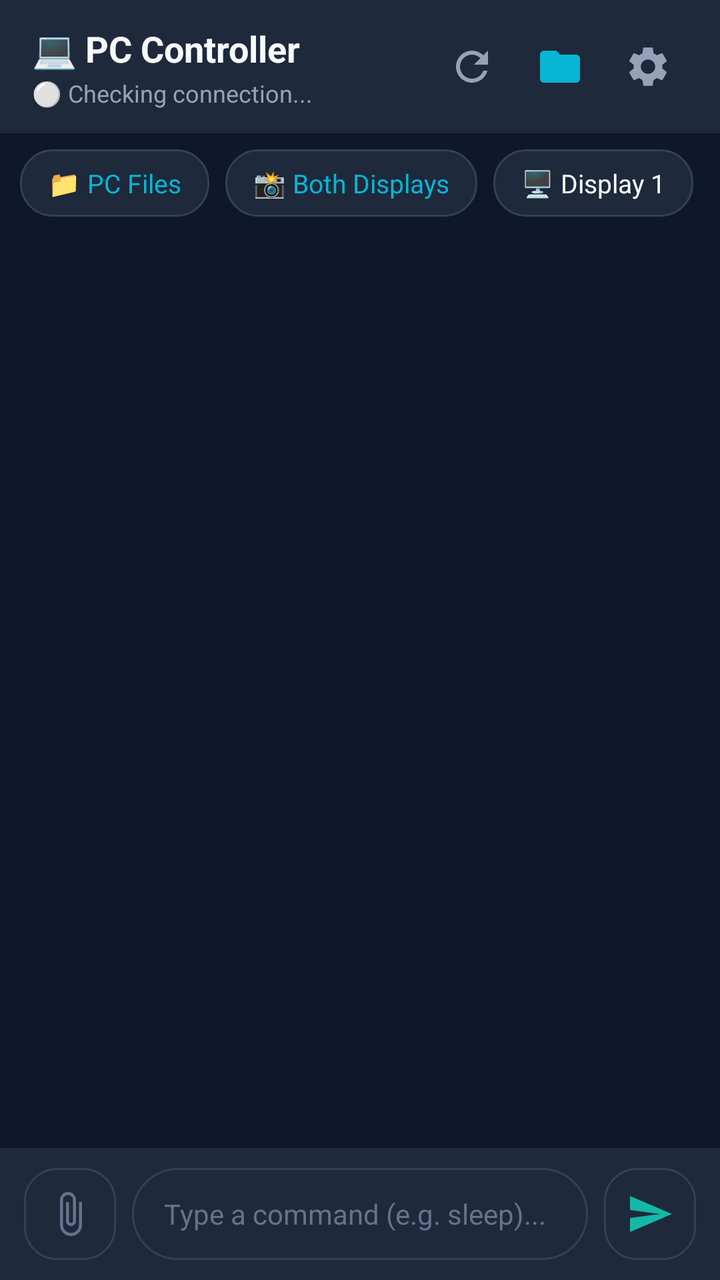
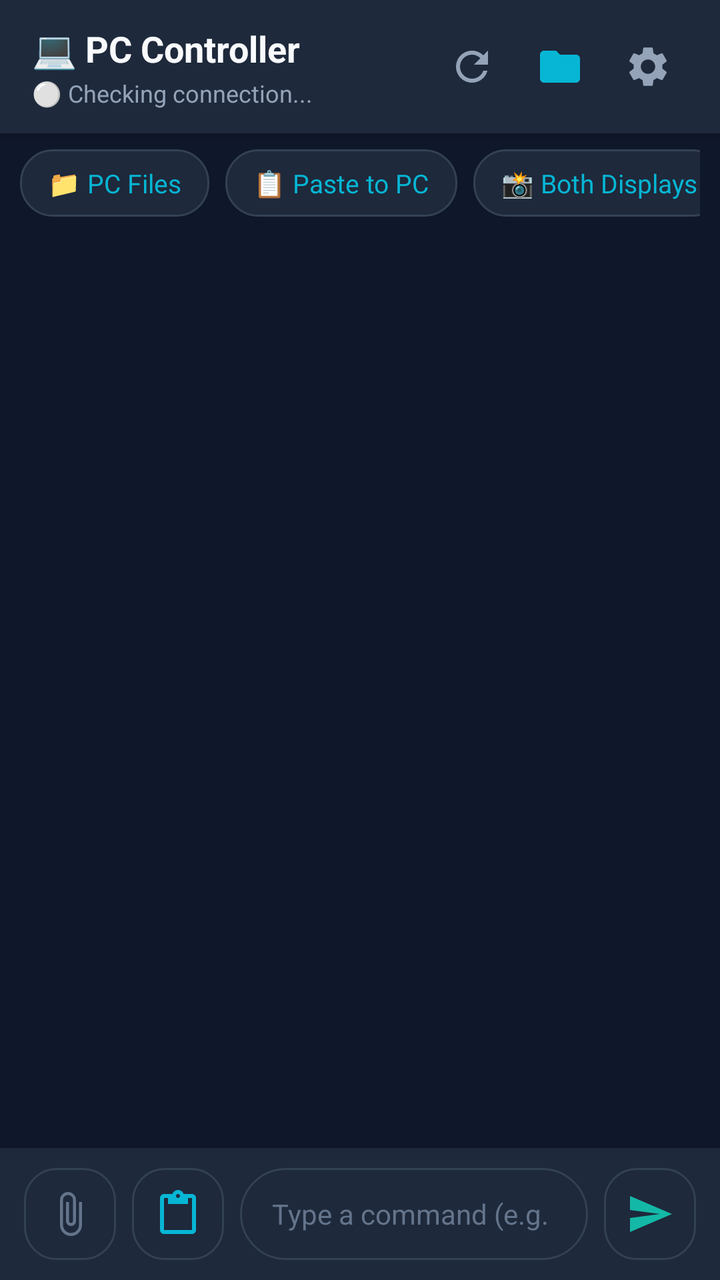

Two renders of the same Android screen: before a commit and after it. Below are the layout's source before the change and the commit's diff.
<!-- AndroidManifest.xml: application theme Theme.PCRemote -->
<!-- res/layout/activity_main.xml -->
<?xml version="1.0" encoding="utf-8"?>
<androidx.constraintlayout.widget.ConstraintLayout xmlns:android="http://schemas.android.com/apk/res/android"
    xmlns:app="http://schemas.android.com/apk/res-auto"
    android:layout_width="match_parent"
    android:layout_height="match_parent"
    android:background="@color/bg_dark">

    
    <LinearLayout
        android:id="@+id/headerLayout"
        android:layout_width="match_parent"
        android:layout_height="wrap_content"
        android:background="@color/surface_dark"
        android:elevation="4dp"
        android:gravity="center_vertical"
        android:orientation="horizontal"
        android:paddingStart="16dp"
        android:paddingTop="12dp"
        android:paddingEnd="16dp"
        android:paddingBottom="12dp"
        app:layout_constraintTop_toTopOf="parent">

        <LinearLayout
            android:layout_width="0dp"
            android:layout_height="wrap_content"
            android:layout_weight="1"
            android:orientation="vertical">

            <TextView
                android:layout_width="wrap_content"
                android:layout_height="wrap_content"
                android:text="💻 PC Controller"
                android:textColor="@color/text_primary"
                android:textSize="18sp"
                android:textStyle="bold" />

            <TextView
                android:id="@+id/tvConnectionStatus"
                android:layout_width="wrap_content"
                android:layout_height="wrap_content"
                android:layout_marginTop="2dp"
                android:text="⚪ Checking connection..."
                android:textColor="@color/text_secondary"
                android:textSize="12sp" />
        </LinearLayout>

        <ImageButton
            android:id="@+id/btnRefresh"
            android:layout_width="40dp"
            android:layout_height="40dp"
            android:background="?attr/selectableItemBackgroundBorderless"
            android:contentDescription="Refresh"
            android:padding="8dp"
            android:src="@drawable/ic_refresh"
            app:tint="@color/text_secondary" />

        <ImageButton
            android:id="@+id/btnBrowseFiles"
            android:layout_width="40dp"
            android:layout_height="40dp"
            android:layout_marginStart="4dp"
            android:background="?attr/selectableItemBackgroundBorderless"
            android:contentDescription="Browse PC Files"
            android:padding="8dp"
            android:src="@drawable/ic_folder"
            app:tint="@color/accent" />

        <ImageButton
            android:id="@+id/btnSettings"
            android:layout_width="40dp"
            android:layout_height="40dp"
            android:layout_marginStart="4dp"
            android:background="?attr/selectableItemBackgroundBorderless"
            android:contentDescription="Settings"
            android:padding="8dp"
            android:src="@drawable/ic_settings"
            app:tint="@color/text_secondary" />

    </LinearLayout>

    
    <HorizontalScrollView
        android:id="@+id/quickActionsScroll"
        android:layout_width="match_parent"
        android:layout_height="wrap_content"
        android:background="@color/bg_dark"
        android:paddingStart="10dp"
        android:paddingTop="8dp"
        android:paddingEnd="10dp"
        android:paddingBottom="8dp"
        android:scrollbars="none"
        app:layout_constraintTop_toBottomOf="@id/headerLayout">

        <LinearLayout
            android:id="@+id/quickActionsLayout"
            android:layout_width="wrap_content"
            android:layout_height="wrap_content"
            android:gravity="center_vertical"
            android:orientation="horizontal">

            <TextView
                android:id="@+id/chipBrowseFiles"
                android:layout_width="wrap_content"
                android:layout_height="wrap_content"
                android:layout_marginEnd="8dp"
                android:background="@drawable/bg_chip"
                android:clickable="true"
                android:focusable="true"
                android:text="📁 PC Files"
                android:textColor="@color/accent"
                android:textSize="13sp" />

            <TextView
                android:id="@+id/chipScreenshotAll"
                android:layout_width="wrap_content"
                android:layout_height="wrap_content"
                android:layout_marginEnd="8dp"
                android:background="@drawable/bg_chip"
                android:clickable="true"
                android:focusable="true"
                android:text="📸 Both Displays"
                android:textColor="@color/accent"
                android:textSize="13sp" />

            <TextView
                android:id="@+id/chipScreenshot1"
                android:layout_width="wrap_content"
                android:layout_height="wrap_content"
                android:layout_marginEnd="8dp"
                android:background="@drawable/bg_chip"
                android:clickable="true"
                android:focusable="true"
                android:text="🖥️ Display 1"
                android:textColor="@color/text_primary"
                android:textSize="13sp" />

            <TextView
                android:id="@+id/chipScreenshot2"
                android:layout_width="wrap_content"
                android:layout_height="wrap_content"
                android:layout_marginEnd="8dp"
                android:background="@drawable/bg_chip"
                android:clickable="true"
                android:focusable="true"
                android:text="🖥️ Display 2"
                android:textColor="@color/text_primary"
                android:textSize="13sp" />

            <TextView
                android:id="@+id/chipMessi"
                android:layout_width="wrap_content"
                android:layout_height="wrap_content"
                android:layout_marginEnd="8dp"
                android:background="@drawable/bg_chip"
                android:clickable="true"
                android:focusable="true"
                android:text="🐐 Messi"
                android:textColor="@color/accent"
                android:textSize="13sp" />

            <TextView
                android:id="@+id/chipRain"
                android:layout_width="wrap_content"
                android:layout_height="wrap_content"
                android:layout_marginEnd="8dp"
                android:background="@drawable/bg_chip"
                android:clickable="true"
                android:focusable="true"
                android:text="🌧️ Rain 15m"
                android:textColor="@color/text_primary"
                android:textSize="13sp" />

            <TextView
                android:id="@+id/chipRainMin"
                android:layout_width="wrap_content"
                android:layout_height="wrap_content"
                android:layout_marginEnd="8dp"
                android:background="@drawable/bg_chip"
                android:clickable="true"
                android:focusable="true"
                android:text="🖥️ Rain Min"
                android:textColor="@color/text_primary"
                android:textSize="13sp" />

            <TextView
                android:id="@+id/chipSoundSlider"
                android:layout_width="wrap_content"
                android:layout_height="wrap_content"
                android:layout_marginEnd="8dp"
                android:background="@drawable/bg_chip"
                android:clickable="true"
                android:focusable="true"
                android:text="🎚️ Volume Slider"
                android:textColor="@color/accent"
                android:textSize="13sp" />

            <TextView
                android:id="@+id/chipVol15"
                android:layout_width="wrap_content"
                android:layout_height="wrap_content"
                android:layout_marginEnd="8dp"
                android:background="@drawable/bg_chip"
                android:clickable="true"
                android:focusable="true"
                android:text="🔊 15%"
                android:textColor="@color/text_primary"
                android:textSize="13sp" />

            <TextView
                android:id="@+id/chipVol25"
                android:layout_width="wrap_content"
                android:layout_height="wrap_content"
                android:layout_marginEnd="8dp"
                android:background="@drawable/bg_chip"
                android:clickable="true"
                android:focusable="true"
                android:text="🔊 25%"
                android:textColor="@color/text_primary"
                android:textSize="13sp" />

            <TextView
                android:id="@+id/chipVol40"
                android:layout_width="wrap_content"
                android:layout_height="wrap_content"
                android:layout_marginEnd="8dp"
                android:background="@drawable/bg_chip"
                android:clickable="true"
                android:focusable="true"
                android:text="🔊 40%"
                android:textColor="@color/text_primary"
                android:textSize="13sp" />

            <TextView
                android:id="@+id/chipMute"
                android:layout_width="wrap_content"
                android:layout_height="wrap_content"
                android:layout_marginEnd="8dp"
                android:background="@drawable/bg_chip"
                android:clickable="true"
                android:focusable="true"
                android:text="🔇 Mute"
                android:textColor="@color/text_primary"
                android:textSize="13sp" />

            <TextView
                android:id="@+id/chipSleep"
                android:layout_width="wrap_content"
                android:layout_height="wrap_content"
                android:layout_marginEnd="8dp"
                android:background="@drawable/bg_chip"
                android:clickable="true"
                android:focusable="true"
                android:text="💤 Sleep"
                android:textColor="@color/text_primary"
                android:textSize="13sp" />

            <TextView
                android:id="@+id/chipLock"
                android:layout_width="wrap_content"
                android:layout_height="wrap_content"
                android:layout_marginEnd="8dp"
                android:background="@drawable/bg_chip"
                android:clickable="true"
                android:focusable="true"
                android:text="🔒 Lock"
                android:textColor="@color/text_primary"
                android:textSize="13sp" />

            <TextView
                android:id="@+id/chipStatus"
                android:layout_width="wrap_content"
                android:layout_height="wrap_content"
                android:layout_marginEnd="8dp"
                android:background="@drawable/bg_chip"
                android:clickable="true"
                android:focusable="true"
                android:text="ℹ️ Status"
                android:textColor="@color/text_primary"
                android:textSize="13sp" />

            <TextView
                android:id="@+id/chipCancel"
                android:layout_width="wrap_content"
                android:layout_height="wrap_content"
                android:layout_marginEnd="8dp"
                android:background="@drawable/bg_chip"
                android:clickable="true"
                android:focusable="true"
                android:text="🛑 Stop"
                android:textColor="@color/text_primary"
                android:textSize="13sp" />

            <TextView
                android:id="@+id/chipRestart"
                android:layout_width="wrap_content"
                android:layout_height="wrap_content"
                android:layout_marginEnd="8dp"
                android:background="@drawable/bg_chip"
                android:clickable="true"
                android:focusable="true"
                android:text="🔄 Restart"
                android:textColor="@color/text_primary"
                android:textSize="13sp" />

            <TextView
                android:id="@+id/chipShutdown"
                android:layout_width="wrap_content"
                android:layout_height="wrap_content"
                android:background="@drawable/bg_chip"
                android:clickable="true"
                android:focusable="true"
                android:text="⚠️ Shutdown"
                android:textColor="#F87171"
                android:textSize="13sp" />

        </LinearLayout>
    </HorizontalScrollView>

    
    <androidx.recyclerview.widget.RecyclerView
        android:id="@+id/rvMessages"
        android:layout_width="match_parent"
        android:layout_height="0dp"
        android:clipToPadding="false"
        android:paddingTop="8dp"
        android:paddingBottom="8dp"
        app:layout_constraintBottom_toTopOf="@id/bottomInputLayout"
        app:layout_constraintTop_toBottomOf="@id/quickActionsScroll" />

    
    <LinearLayout
        android:id="@+id/bottomInputLayout"
        android:layout_width="match_parent"
        android:layout_height="wrap_content"
        android:background="@color/surface_dark"
        android:elevation="8dp"
        android:gravity="center_vertical"
        android:orientation="horizontal"
        android:paddingStart="12dp"
        android:paddingTop="10dp"
        android:paddingEnd="12dp"
        android:paddingBottom="10dp"
        app:layout_constraintBottom_toBottomOf="parent">

        <ImageButton
            android:id="@+id/btnAttach"
            android:layout_width="46dp"
            android:layout_height="46dp"
            android:layout_marginEnd="8dp"
            android:background="@drawable/bg_chip"
            android:contentDescription="Attach File"
            android:padding="11dp"
            android:src="@drawable/ic_attach"
            app:tint="@color/text_muted" />

        <EditText
            android:id="@+id/etCommand"
            android:layout_width="0dp"
            android:layout_height="46dp"
            android:layout_weight="1"
            android:background="@drawable/bg_input"
            android:hint="@string/type_a_command"
            android:imeOptions="actionSend"
            android:inputType="text"
            android:paddingStart="16dp"
            android:paddingEnd="16dp"
            android:textColor="@color/text_primary"
            android:textColorHint="@color/text_muted"
            android:textSize="14sp" />

        <ImageButton
            android:id="@+id/btnSend"
            android:layout_width="46dp"
            android:layout_height="46dp"
            android:layout_marginStart="8dp"
            android:background="@drawable/bg_chip"
            android:contentDescription="Send"
            android:padding="11dp"
            android:src="@drawable/ic_send"
            app:tint="@color/primary_light" />

    </LinearLayout>

</androidx.constraintlayout.widget.ConstraintLayout>
<!-- resources referenced by this layout -->
<resources>
  <color name="accent">#06B6D4</color>
  <color name="bg_dark">#0F172A</color>
  <color name="primary_light">#14B8A6</color>
  <color name="surface_dark">#1E293B</color>
  <color name="text_muted">#64748B</color>
  <color name="text_primary">#F8FAFC</color>
  <color name="text_secondary">#94A3B8</color>
  <!-- drawable bg_chip (drawable) -->
  <?xml version="1.0" encoding="utf-8"?>
  <ripple xmlns:android="http://schemas.android.com/apk/res/android"
      android:color="@color/primary_light">
      <item>
          <shape>
              <solid android:color="@color/surface_dark" />
              <stroke android:width="1dp" android:color="@color/surface_variant" />
              <corners android:radius="16dp" />
              <padding
                  android:left="14dp"
                  android:top="8dp"
                  android:right="14dp"
                  android:bottom="8dp" />
          </shape>
      </item>
  </ripple>
  <!-- drawable bg_input (drawable) -->
  <?xml version="1.0" encoding="utf-8"?>
  <shape xmlns:android="http://schemas.android.com/apk/res/android">
      <solid android:color="@color/surface_dark" />
      <stroke android:width="1dp" android:color="@color/surface_variant" />
      <corners android:radius="24dp" />
  </shape>
  <!-- drawable ic_attach (drawable) -->
  <vector xmlns:android="http://schemas.android.com/apk/res/android"
      android:width="24dp"
      android:height="24dp"
      android:viewportWidth="24"
      android:viewportHeight="24">
    <path
        android:fillColor="#FFFFFFFF"
        android:pathData="M16.5,6v11.5c0,2.21 -1.79,4 -4,4s-4,-1.79 -4,-4V5c0,-1.38 1.12,-2.5 2.5,-2.5s2.5,1.12 2.5,2.5v10.5c0,0.55 -0.45,1 -1,1s-1,-0.45 -1,-1V6H10v9.5c0,1.38 1.12,2.5 2.5,2.5s2.5,-1.12 2.5,-2.5V5c0,-2.21 -1.79,-4 -4,-4S7,2.79 7,5v12.5c0,3.04 2.46,5.5 5.5,5.5s5.5,-2.46 5.5,-5.5V6h-1.5z"/>
  </vector>
  <!-- drawable ic_folder (drawable) -->
  <vector xmlns:android="http://schemas.android.com/apk/res/android"
      android:width="24dp"
      android:height="24dp"
      android:viewportWidth="24"
      android:viewportHeight="24">
    <path
        android:fillColor="#FFFFFFFF"
        android:pathData="M10,4H4c-1.1,0 -1.99,0.9 -1.99,2L2,18c0,1.1 0.9,2 2,2h16c1.1,0 2,-0.9 2,-2V8c0,-1.1 -0.9,-2 -2,-2h-8l-2,-2z"/>
  </vector>
  <!-- drawable ic_refresh (drawable) -->
  <vector xmlns:android="http://schemas.android.com/apk/res/android"
      android:width="24dp"
      android:height="24dp"
      android:viewportWidth="24"
      android:viewportHeight="24">
    <path
        android:fillColor="@color/text_primary"
        android:pathData="M17.65,6.35C16.2,4.9 14.21,4 12,4c-4.42,0 -7.99,3.58 -7.99,8s3.57,8 7.99,8c3.73,0 6.84,-2.55 7.73,-6h-2.08c-0.82,2.33 -3.04,4 -5.65,4 -3.31,0 -6,-2.69 -6,-6s2.69,-6 6,-6c1.66,0 3.14,0.69 4.22,1.78L13,11h7V4l-2.35,2.35z"/>
  </vector>
  <!-- drawable ic_send (drawable) -->
  <vector xmlns:android="http://schemas.android.com/apk/res/android"
      android:width="24dp"
      android:height="24dp"
      android:viewportWidth="24"
      android:viewportHeight="24">
    <path
        android:fillColor="@color/text_primary"
        android:pathData="M2.01,21L23,12 2.01,3 2,10l15,2 -15,2z"/>
  </vector>
  <string name="type_a_command">Type a command (e.g. sleep)...</string>
  <color name="surface_variant">#334155</color>
  <color name="primary">#0D9488</color>
  <color name="primary_dark">#0F766E</color>
  <!-- unchanged entries left out for length: 2 -->
</resources>

<!-- the commit's change to res/layout/activity_main.xml (unified diff, before → after) -->
@@ -111,6 +111,18 @@
                 android:textSize="13sp" />
 
             <TextView
+                android:id="@+id/chipClipboard"
+                android:layout_width="wrap_content"
+                android:layout_height="wrap_content"
+                android:layout_marginEnd="8dp"
+                android:background="@drawable/bg_chip"
+                android:clickable="true"
+                android:focusable="true"
+                android:text="📋 Paste to PC"
+                android:textColor="@color/accent"
+                android:textSize="13sp" />
+
+            <TextView
                 android:id="@+id/chipScreenshotAll"
                 android:layout_width="wrap_content"
                 android:layout_height="wrap_content"
@@ -353,6 +365,17 @@
             android:src="@drawable/ic_attach"
             app:tint="@color/text_muted" />
 
+        <ImageButton
+            android:id="@+id/btnClipboard"
+            android:layout_width="46dp"
+            android:layout_height="46dp"
+            android:layout_marginEnd="8dp"
+            android:background="@drawable/bg_chip"
+            android:contentDescription="Paste to PC Clipboard"
+            android:padding="11dp"
+            android:src="@drawable/ic_clipboard"
+            app:tint="@color/accent" />
+
         <EditText
             android:id="@+id/etCommand"
             android:layout_width="0dp"
<!-- resource entries referenced after the edit -->
@@ -41,6 +41,16 @@
         android:fillColor="#FFFFFFFF"
         android:pathData="M16.5,6v11.5c0,2.21 -1.79,4 -4,4s-4,-1.79 -4,-4V5c0,-1.38 1.12,-2.5 2.5,-2.5s2.5,1.12 2.5,2.5v10.5c0,0.55 -0.45,1 -1,1s-1,-0.45 -1,-1V6H10v9.5c0,1.38 1.12,2.5 2.5,2.5s2.5,-1.12 2.5,-2.5V5c0,-2.21 -1.79,-4 -4,-4S7,2.79 7,5v12.5c0,3.04 2.46,5.5 5.5,5.5s5.5,-2.46 5.5,-5.5V6h-1.5z"/>
   </vector>
+  <!-- drawable ic_clipboard (drawable) -->
+  <vector xmlns:android="http://schemas.android.com/apk/res/android"
+      android:width="24dp"
+      android:height="24dp"
+      android:viewportWidth="24"
+      android:viewportHeight="24">
+    <path
+        android:fillColor="#FFFFFFFF"
+        android:pathData="M19,2h-4.18C14.4,0.84 13.3,0 12,0c-1.3,0 -2.4,0.84 -2.82,2H5C3.9,2 3,2.9 3,4v16c0,1.1 0.9,2 2,2h14c1.1,0 2,-0.9 2,-2V4C21,2.9 20.1,2 19,2zM12,2c0.55,0 1,0.45 1,1s-0.45,1 -1,1s-1,-0.45 -1,-1S11.45,2 12,2zM19,20H5V4h2v3h10V4h2V20z"/>
+  </vector>
   <!-- drawable ic_folder (drawable) -->
   <vector xmlns:android="http://schemas.android.com/apk/res/android"
       android:width="24dp"
